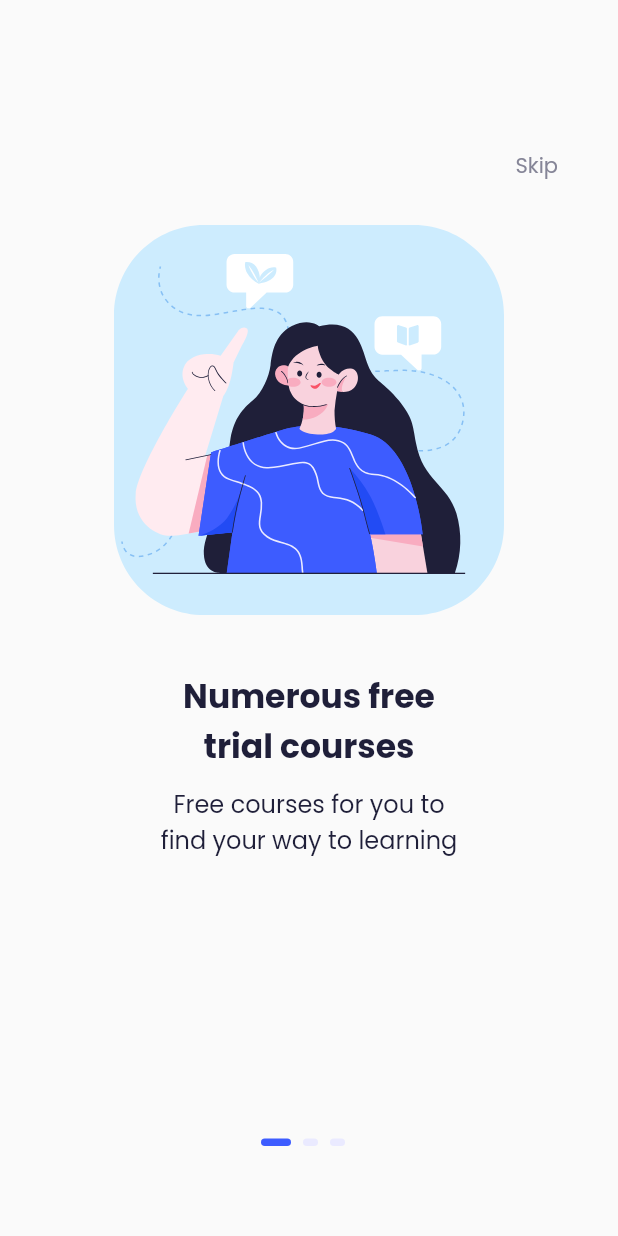
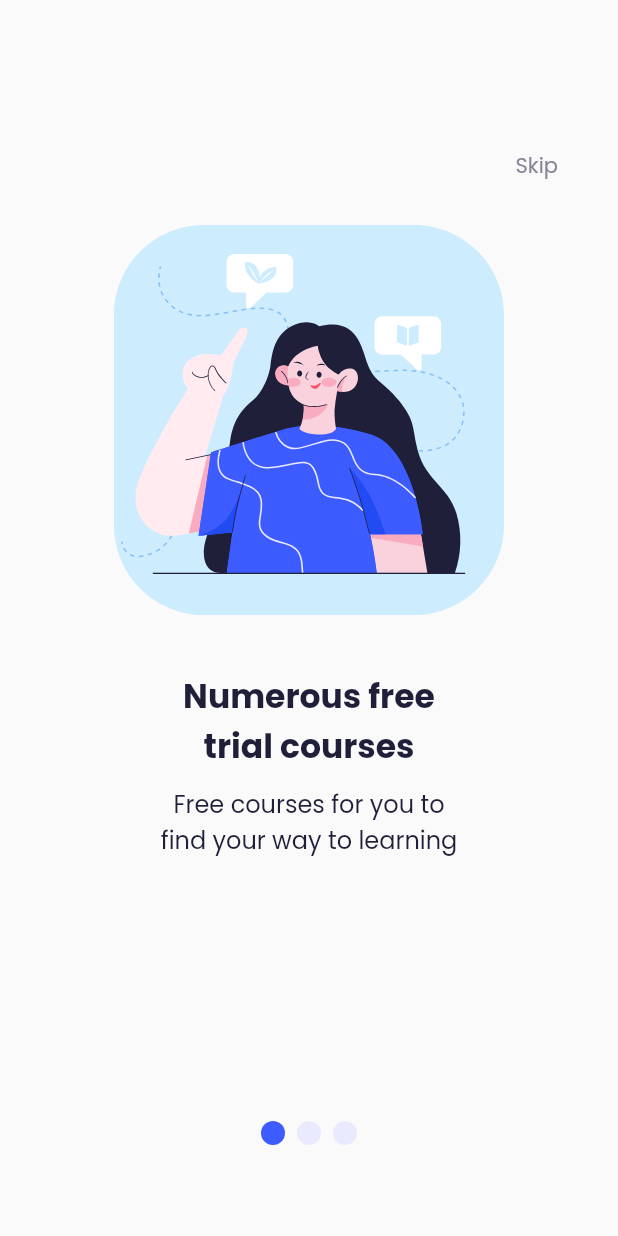
Before and after one commit to HoussemBousmaha/Online-Learning-App, a Flutter app: the screen it shows after launch, on a phone screen of 412 x 824 dp. Run offline on Flutter 3.47's test engine with Material 2 defaults, Android fonts, the phone set to English and light mode, and no system bars; drawn by our look-alikes of smooth_page_indicator; our stand-ins replace flutter_hooks, flutter_svg, google_fonts.

Commit message:
step-7: Replacing The navigation indicator with a Smooth page indicator

```diff
--- a/lib/screens/on_boarding_screen/on_boarding_screen.dart
+++ b/lib/screens/on_boarding_screen/on_boarding_screen.dart
@@ -4,7 +4,7 @@ import 'package:flutter_svg/svg.dart';
 import 'package:online_learning_app/buttons/primary_button.dart';
 import 'package:online_learning_app/constants.dart';
 import 'package:online_learning_app/screens/on_boarding_screen/buttons/skip_button.dart';
-import 'package:online_learning_app/screens/on_boarding_screen/widgets/onboarding_navigation_row.dart';
+import 'package:smooth_page_indicator/smooth_page_indicator.dart';
 
 class OnboardingScreensPageView extends HookWidget {
   const OnboardingScreensPageView({Key? key}) : super(key: key);
@@ -12,10 +12,12 @@ class OnboardingScreensPageView extends HookWidget {
   @override
   Widget build(BuildContext context) {
     final selectedIndexNotifier = useState<int>(0);
+    final pageController = usePageController();
     return Stack(
       alignment: Alignment.center,
       children: [
         PageView(
+          controller: pageController,
           physics: const ClampingScrollPhysics(),
           onPageChanged: (value) {
             selectedIndexNotifier.value = value;
@@ -26,9 +28,23 @@ class OnboardingScreensPageView extends HookWidget {
             OnboardingScreen3(),
           ],
         ),
-        OnboardingNavigationRow(
-          selectedIndex: selectedIndexNotifier.value,
-          pageCount: 3,
+        Container(
+          alignment: const Alignment(0, 0.85),
+          child: SmoothPageIndicator(
+            controller: pageController,
+            count: 3,
+            effect: const WormEffect(
+              activeDotColor: primaryColor,
+              dotColor: secondaryNavigationColor,
+            ),
+            onDotClicked: (index) {
+              pageController.animateToPage(
+                index,
+                duration: const Duration(milliseconds: 300),
+                curve: Curves.ease,
+              );
+            },
+          ),
         ),
       ],
     );
--- a/pubspec.yaml
+++ b/pubspec.yaml
@@ -17,6 +17,7 @@ dependencies:
   flutter_svg: ^1.1.1+1
   flutter_hooks: ^0.18.5+1
   action_slider: ^0.6.0
+  smooth_page_indicator: ^1.0.0+2
 
 dev_dependencies:
   flutter_test:
```
Also changed, not shown: pubspec.lock.
